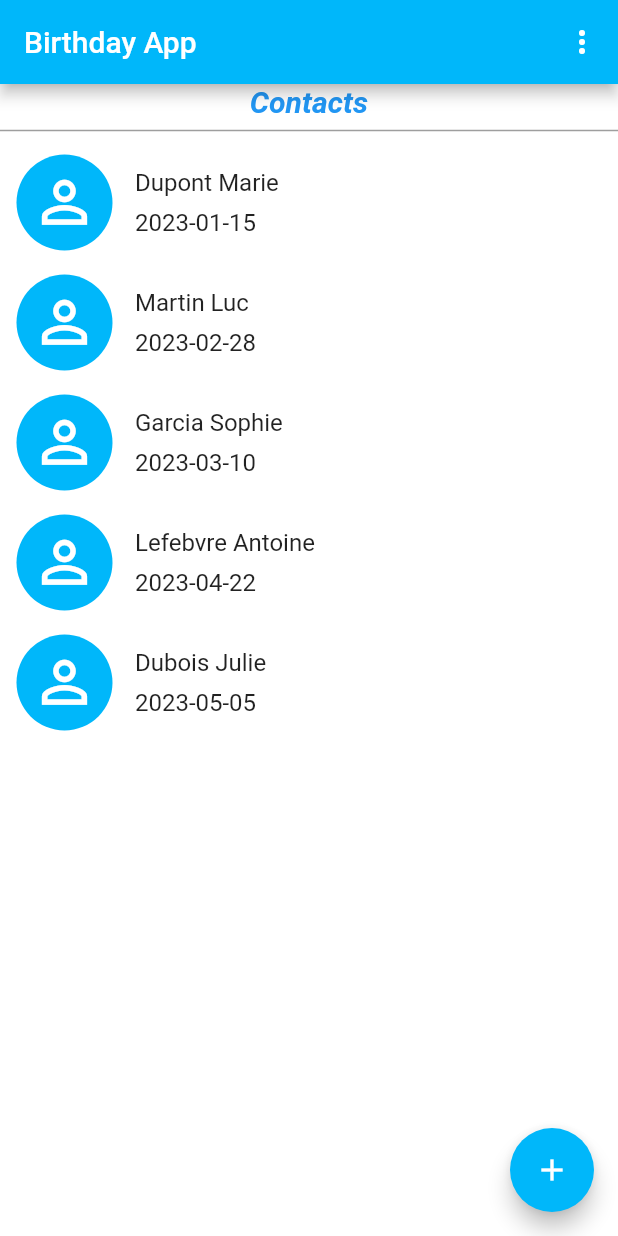
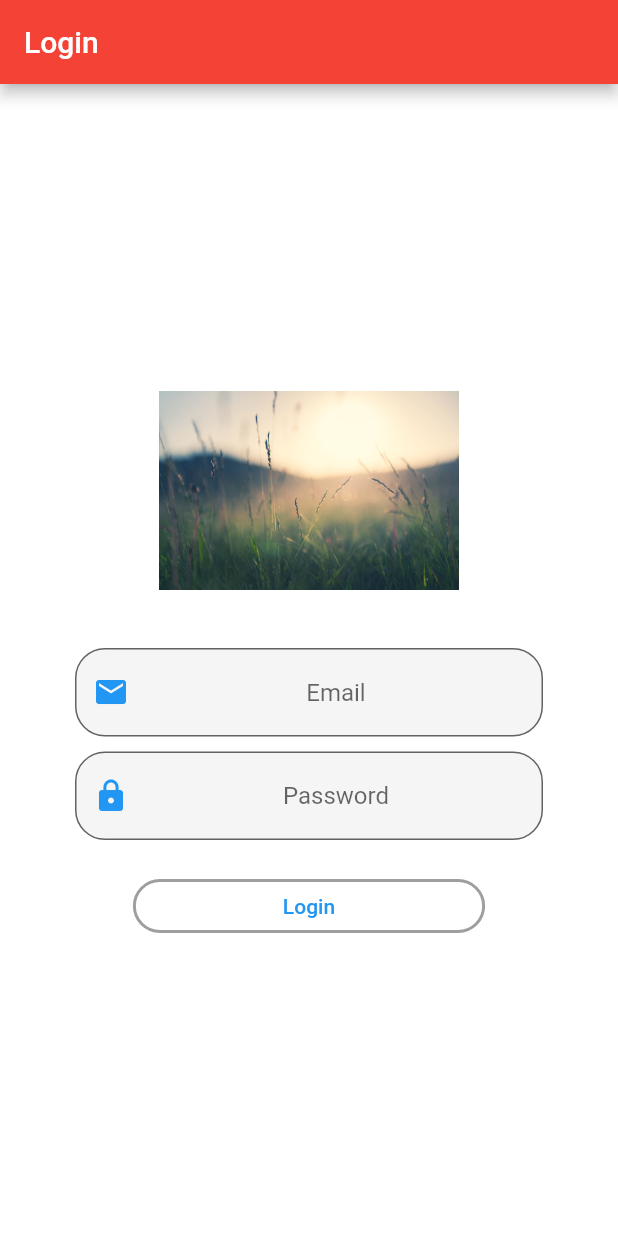
Before and after one commit to AventeL/BirthdayApp, a Flutter app: the screen it shows after launch, on a phone screen of 412 x 824 dp. Run offline on Flutter 3.47's test engine with Material 2 defaults, Android fonts, the phone set to English and light mode, and no system bars; our stand-ins replace cloud_firestore, firebase_auth, firebase_core, firebase_storage, image_picker, permission_handler; accounts and stored records are empty.

```diff
--- a/lib/constants/constants.dart
+++ b/lib/constants/constants.dart
@@ -1,7 +1,7 @@
 import 'package:flutter/material.dart';
 
 Color scaffolBackgeoundColor = Colors.white;
-Color blueColor = const Color.fromARGB(255, 0, 183, 250);
+Color blueColor = Colors.red;
 
 final contacts = [
   {"nom": "Dupont", "prenom": "Marie", "date": "2023-01-15"},
--- /dev/null
+++ b/lib/constants/userAppModel.dart
@@ -0,0 +1,14 @@
+import 'package:birthday_app/constants/personModel.dart';
+
+class AppUser {
+  late String uid, nom;
+  late List<Person> PersonList;
+
+  AppUser({required this.nom, required this.uid, required this.PersonList});
+
+
+  @override
+  String toString() {
+    return 'Person{nom: $nom, uid: $uid}';
+  }
+}
--- /dev/null
+++ b/lib/constants/userAppProvider.dart
@@ -0,0 +1 @@
+import 'package:birthday_app/constants/userAppModel.dart';
--- a/lib/main.dart
+++ b/lib/main.dart
@@ -1,9 +1,16 @@
+import 'package:birthday_app/screens/addperson.dart';
 import 'package:birthday_app/screens/home.dart';
 import 'package:flutter/material.dart';
+import 'constants/constants.dart';
+import 'package:firebase_core/firebase_core.dart';
+import 'firebase_options.dart';
+import 'package:birthday_app/screens/login.dart';
 
-import 'constants/constants.dart';
-
-void main() {
+void main() async {
+  WidgetsFlutterBinding.ensureInitialized();
+  await Firebase.initializeApp(
+    options: DefaultFirebaseOptions.currentPlatform,
+  );
   runApp(const MainApp());
 }
 
@@ -16,10 +23,15 @@ class MainApp extends StatelessWidget {
         debugShowCheckedModeBanner: false,
         title: "Birthday App",
         theme: ThemeData(
+          primarySwatch: Colors.blue,
           scaffoldBackgroundColor: scaffolBackgeoundColor,
           appBarTheme: AppBarTheme(color: blueColor),
         ),
-      home: Home(),
-    );
+        routes: {
+          '/': (context) => Login(),
+          '/secondPage': (context) => Home(),
+          '/thirdPage': (context) => MySecondPage(),
+        },
+        initialRoute: '/');
   }
 }
--- /dev/null
+++ b/lib/screens/login.dart
@@ -0,0 +1,91 @@
+import 'package:firebase_auth/firebase_auth.dart';
+import 'package:flutter/material.dart';
+import 'package:birthday_app/services/auth.dart';
+
+class Login extends StatelessWidget {
+  Login({Key? key}) : super(key: key);
+  final AuthenticationService auth = AuthenticationService();
+  TextEditingController emailController = TextEditingController();
+  TextEditingController passwordController = TextEditingController();
+
+
+  @override
+  Widget build(BuildContext context) {
+    return Scaffold(
+      backgroundColor: Colors.white,
+      appBar: AppBar(
+        title: const Text('Login'),
+      ),
+      body: Container(
+          padding: const EdgeInsets.all(50.0),
+          child: Column(
+            mainAxisAlignment: MainAxisAlignment.center,
+            children: [
+              const Image(
+                width: 200,
+                height: 150,
+                image: AssetImage('lib/images/herbe.jpg'),
+              ),
+              const SizedBox(
+                height: 30,
+              ),
+              TextField(
+                textAlign: TextAlign.center,
+                enableSuggestions: false,
+                autocorrect: false,
+                keyboardType: TextInputType.emailAddress,
+                controller: emailController,
+                decoration: InputDecoration(
+                  hintText: 'Email',
+                  prefixIcon: const Icon(Icons.mail, color: Colors.blue),
+                  border: OutlineInputBorder(
+                    borderRadius: BorderRadius.circular(20),
+                  ),
+                  filled: true,
+                ),
+              ),
+              const SizedBox(
+                height: 10,
+              ),
+              TextField(
+                textAlign: TextAlign.center,
+                obscureText: true,
+                enableSuggestions: false,
+                autocorrect: false,
+                controller: passwordController,
+                decoration: InputDecoration(
+                  hintText: 'Password',
+                  prefixIcon: const Icon(Icons.lock, color: Colors.blue),
+                  border: OutlineInputBorder(
+                      borderRadius: BorderRadius.circular(20)),
+                  filled: true,
+                ),
+              ),
+              const SizedBox(
+                height: 20,
+              ),
+              OutlinedButton(
+                style: OutlinedButton.styleFrom(
+                    shape: const StadiumBorder(),
+                    side: const BorderSide(
+                      width: 2.0,
+                      color: Colors.black38,
+                    ),
+                    padding: const EdgeInsets.only(
+                        top: 10.0, bottom: 10.0, left: 100.0, right: 100.0)),
+                onPressed: () async {
+                  final result =
+                      await auth.SignInWIthEmail("test@test.test", "test1234");
+                  if (result == null) {
+                    print("Ici c'est l'erreur t'as capté");
+                  } else {
+                    Navigator.pushNamed(context, '/secondPage');
+                  }
+                },
+                child: const Text('Login'),
+              ),
+            ],
+          )),
+    );
+  }
+}
--- /dev/null
+++ b/lib/services/auth.dart
@@ -0,0 +1,20 @@
+import 'package:birthday_app/constants/userAppModel.dart';
+import 'package:firebase_auth/firebase_auth.dart';
+
+class AuthenticationService {
+  final FirebaseAuth auth = FirebaseAuth.instance;
+
+  Future SignInWIthEmail(String email, String password) async {
+    UserCredential result =
+        await auth.signInWithEmailAndPassword(email: email, password: password);
+    User? user = result.user;
+    return userFromFirebaseUser(user!);
+  }
+
+  AppUser? userFromFirebaseUser(User user) {
+    print(user.toString());
+    return user != null
+        ? AppUser(nom: "", uid: user.uid, PersonList: [])
+        : null;
+  }
+}
--- a/lib/widgets/contact_card.dart
+++ b/lib/widgets/contact_card.dart
@@ -4,7 +4,7 @@ import 'package:flutter/material.dart';
 class contact_card extends StatelessWidget {
   final String nom;
   final String prenom;
-  final String date;
+  final DateTime date;
 
   contact_card({required this.nom, required this.prenom, required this.date});
 
--- a/pubspec.yaml
+++ b/pubspec.yaml
@@ -7,9 +7,15 @@ environment:
   sdk: '>=2.19.4 <3.0.0'
 
 dependencies:
+  cloud_firestore: ^4.5.0
+  firebase_core: ^2.9.0
+  firebase_storage: ^11.1.0
+  image_picker: ^0.8.7+1
   flutter:
     sdk: flutter
   permission_handler: ^10.2.0
+  firebase_auth: ^4.2.2
+  provider: ^6.0.5
 
 dev_dependencies:
   flutter_test:
```
Also changed, not shown: lib/constants/personModel.dart (added, +25 -0 lines), lib/screens/addperson.dart (renamed from lib/addperson.dart, +41 -8 lines), lib/screens/editperson.dart (renamed from lib/editperson.dart, +36 -7 lines), lib/screens/home.dart (+32 -10 lines), lib/services/dbServices.dart (added, +88 -0 lines), lib/firebase_options.dart (added), lib/images/cake.png (added), pubspec.lock, 10 other files. Lines whose indentation alone changed are shown as unchanged.
